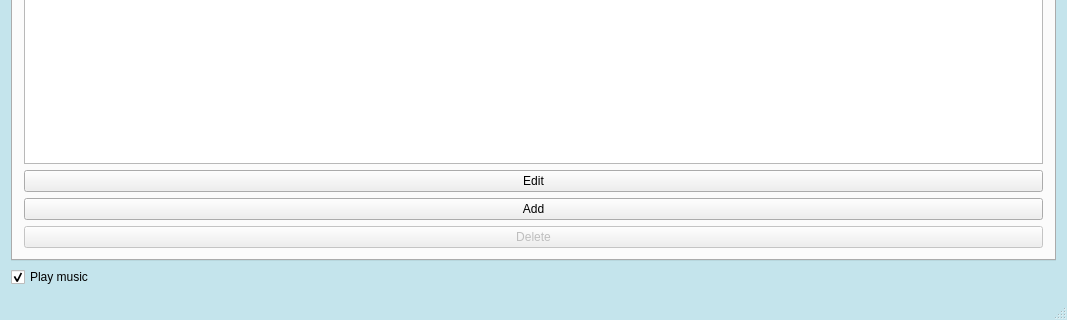
The window that Gui-Vln-2016/mainwindow.ui (ivark16/Vln-2016) describes before a commit, drawn with Qt 5; both pictures show x 0 to 1067 and y 461 to 781 of the 1067 by 781 pixel window.
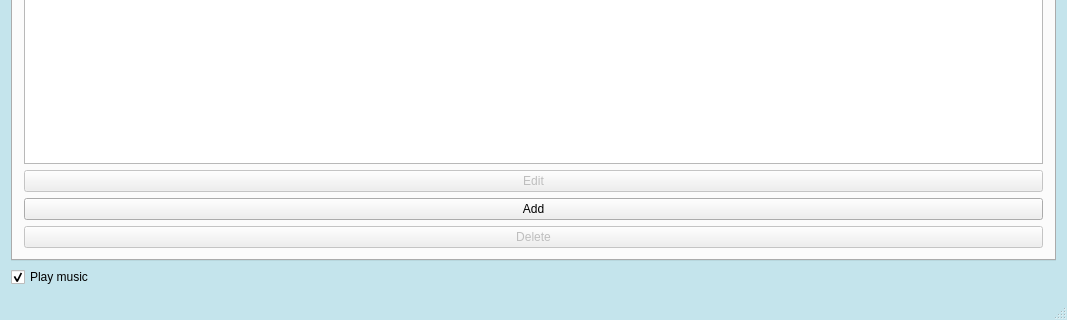
The same window after the commit. The open tabs and pages were chosen to show the change. Icons and pictures are not drawn.

```diff
--- a/Gui-Vln-2016/mainwindow.ui
+++ b/Gui-Vln-2016/mainwindow.ui
@@ -431,6 +431,9 @@
         </item>
         <item>
          <widget class="QPushButton" name="pushButtonEditComputers">
+          <property name="enabled">
+           <bool>false</bool>
+          </property>
           <property name="text">
            <string>Edit</string>
           </property>
```
Left out of the diff: 5 changed lines with no effect on the pictures.
